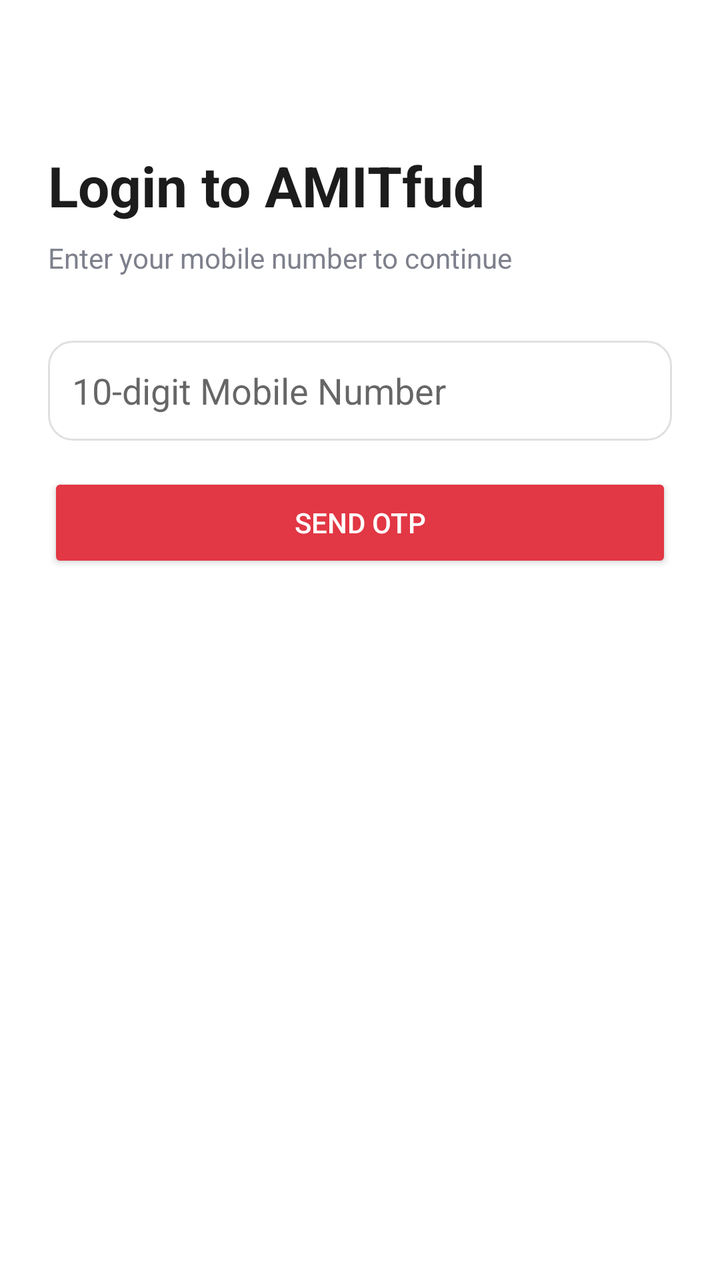
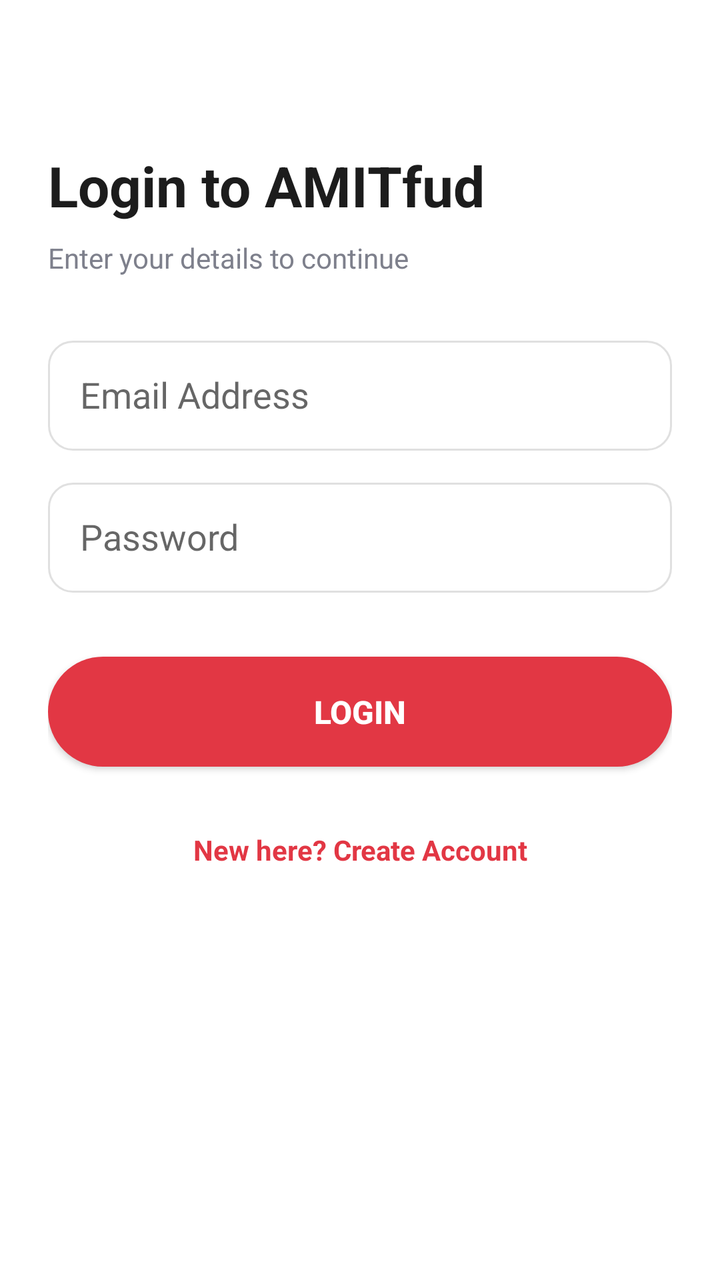

Screens rendered from an Android XML layout before and after an edit, with the pre-edit source and the edit as a unified diff.
<!-- AndroidManifest.xml: application theme Theme.AppCompat.Light.NoActionBar -->
<!-- res/layout/activity_login.xml -->
<?xml version="1.0" encoding="utf-8"?>
<LinearLayout xmlns:android="http://schemas.android.com/apk/res/android"
    android:layout_width="match_parent" android:layout_height="match_parent"
    android:orientation="vertical" android:padding="24dp" android:background="@color/white">

    <TextView android:layout_width="wrap_content" android:layout_height="wrap_content"
        android:text="Login to AMITfud" android:textSize="28sp" android:textStyle="bold"
        android:textColor="@color/text_dark" android:layout_marginTop="50dp"/>

    <TextView android:layout_width="wrap_content" android:layout_height="wrap_content"
        android:text="Enter your mobile number to continue" android:textColor="@color/text_gray"
        android:layout_marginTop="8dp"/>

    <EditText android:id="@+id/etPhone" android:layout_width="match_parent"
        android:layout_height="50dp" android:hint="10-digit Mobile Number"
        android:inputType="phone" android:maxLength="10"
        android:layout_marginTop="32dp" android:background="@drawable/bg_search"
        android:padding="12dp" android:textColor="@color/text_dark"/>

    <Button android:id="@+id/btnGetOtp" android:layout_width="match_parent"
        android:layout_height="50dp" android:text="Send OTP"
        android:backgroundTint="@color/zomato_red" android:textColor="@color/white"
        android:layout_marginTop="16dp"/>

    <LinearLayout android:id="@+id/otpLayout" android:layout_width="match_parent"
        android:layout_height="wrap_content" android:orientation="vertical"
        android:visibility="gone" android:layout_marginTop="16dp">
        
        <EditText android:id="@+id/etOtp" android:layout_width="match_parent"
            android:layout_height="50dp" android:hint="Enter 6-digit OTP"
            android:inputType="number" android:maxLength="6"
            android:background="@drawable/bg_search" android:padding="12dp"/>
            
        <Button android:id="@+id/btnVerifyOtp" android:layout_width="match_parent"
            android:layout_height="50dp" android:text="Verify &amp; Login"
            android:backgroundTint="@color/zomato_red" android:textColor="@color/white"
            android:layout_marginTop="16dp"/>
    </LinearLayout>

    <ProgressBar android:id="@+id/progressBar" android:layout_width="wrap_content"
        android:layout_height="wrap_content" android:layout_gravity="center"
        android:layout_marginTop="20dp" android:visibility="gone"/>
</LinearLayout>
<!-- resources referenced by this layout -->
<resources>
  <color name="text_dark">#1C1C1C</color>
  <color name="text_gray">#7E808C</color>
  <color name="white">#FFFFFF</color>
  <color name="zomato_red">#E23744</color>
  <!-- drawable bg_search (drawable) -->
  <?xml version="1.0" encoding="utf-8"?>
  <shape xmlns:android="http://schemas.android.com/apk/res/android">
      <solid android:color="@color/white"/>
      <corners android:radius="12dp"/>
      <stroke android:width="1dp" android:color="@color/skeleton_bg"/>
  </shape>
  <color name="skeleton_bg">#E0E0E0</color>
</resources>

<!-- the commit's change to res/layout/activity_login.xml (unified diff, before → after) -->
@@ -1,43 +1,62 @@
 <?xml version="1.0" encoding="utf-8"?>
-<LinearLayout xmlns:android="http://schemas.android.com/apk/res/android"
+<ScrollView xmlns:android="http://schemas.android.com/apk/res/android"
     android:layout_width="match_parent" android:layout_height="match_parent"
-    android:orientation="vertical" android:padding="24dp" android:background="@color/white">
+    android:scrollbars="none" android:background="@color/white">
+    
+    <LinearLayout android:layout_width="match_parent" android:layout_height="wrap_content"
+        android:orientation="vertical" android:padding="24dp">
 
-    <TextView android:layout_width="wrap_content" android:layout_height="wrap_content"
-        android:text="Login to AMITfud" android:textSize="28sp" android:textStyle="bold"
-        android:textColor="@color/text_dark" android:layout_marginTop="50dp"/>
+        <TextView android:id="@+id/tvTitle" android:layout_width="wrap_content" android:layout_height="wrap_content"
+            android:text="Login to AMITfud" android:textSize="28sp" android:textStyle="bold"
+            android:textColor="@color/text_dark" android:layout_marginTop="50dp"/>
 
-    <TextView android:layout_width="wrap_content" android:layout_height="wrap_content"
-        android:text="Enter your mobile number to continue" android:textColor="@color/text_gray"
-        android:layout_marginTop="8dp"/>
+        <TextView android:layout_width="wrap_content" android:layout_height="wrap_content"
+            android:text="Enter your details to continue" android:textColor="@color/text_gray"
+            android:layout_marginTop="8dp" android:layout_marginBottom="32dp"/>
 
-    <EditText android:id="@+id/etPhone" android:layout_width="match_parent"
-        android:layout_height="50dp" android:hint="10-digit Mobile Number"
-        android:inputType="phone" android:maxLength="10"
-        android:layout_marginTop="32dp" android:background="@drawable/bg_search"
-        android:padding="12dp" android:textColor="@color/text_dark"/>
+        
+        <EditText android:id="@+id/etEmail" android:layout_width="match_parent"
+            android:layout_height="55dp" android:hint="Email Address"
+            android:inputType="textEmailAddress"
+            android:background="@drawable/bg_search" android:padding="16dp"
+            android:textColor="@color/text_dark" android:layout_marginBottom="16dp"/>
 
-    <Button android:id="@+id/btnGetOtp" android:layout_width="match_parent"
-        android:layout_height="50dp" android:text="Send OTP"
-        android:backgroundTint="@color/zomato_red" android:textColor="@color/white"
-        android:layout_marginTop="16dp"/>
+        
+        <EditText android:id="@+id/etPassword" android:layout_width="match_parent"
+            android:layout_height="55dp" android:hint="Password"
+            android:inputType="textPassword"
+            android:background="@drawable/bg_search" android:padding="16dp"
+            android:textColor="@color/text_dark" android:layout_marginBottom="16dp"/>
 
-    <LinearLayout android:id="@+id/otpLayout" android:layout_width="match_parent"
-        android:layout_height="wrap_content" android:orientation="vertical"
-        android:visibility="gone" android:layout_marginTop="16dp">
         
-        <EditText android:id="@+id/etOtp" android:layout_width="match_parent"
-            android:layout_height="50dp" android:hint="Enter 6-digit OTP"
-            android:inputType="number" android:maxLength="6"
-            android:background="@drawable/bg_search" android:padding="12dp"/>
-            
-        <Button android:id="@+id/btnVerifyOtp" android:layout_width="match_parent"
-            android:layout_height="50dp" android:text="Verify &amp; Login"
-            android:backgroundTint="@color/zomato_red" android:textColor="@color/white"
-            android:layout_marginTop="16dp"/>
+        <EditText android:id="@+id/etConfirmPassword" android:layout_width="match_parent"
+            android:layout_height="55dp" android:hint="Confirm Password"
+            android:inputType="textPassword" android:visibility="gone"
+            android:background="@drawable/bg_search" android:padding="16dp"
+            android:textColor="@color/text_dark" android:layout_marginBottom="16dp"/>
+
+        
+        <Button android:id="@+id/btnAction" android:layout_width="match_parent"
+            android:layout_height="55dp" android:text="LOGIN"
+            android:background="@drawable/bg_pill_red"
+            android:textColor="@color/white" android:textStyle="bold"
+            android:textSize="16sp" android:layout_marginTop="16dp"/>
+
+        
+        <TextView android:id="@+id/tvToggleAuth" android:layout_width="match_parent"
+            android:layout_height="wrap_content" android:text="New here? Create Account"
+            android:textColor="@color/zomato_red" android:textStyle="bold"
+            android:gravity="center" android:padding="16dp" android:layout_marginTop="16dp"/>
+
+        
+        <Button android:id="@+id/btnForgot" android:layout_width="match_parent"
+            android:layout_height="55dp" android:text="FORGOT PASSWORD?"
+            android:background="@drawable/bg_pill_outline"
+            android:textColor="@color/zomato_red" android:textStyle="bold"
+            android:visibility="gone" android:layout_marginTop="8dp"/>
+
+        <ProgressBar android:id="@+id/progressBar" android:layout_width="wrap_content"
+            android:layout_height="wrap_content" android:layout_gravity="center"
+            android:layout_marginTop="20dp" android:visibility="gone"/>
     </LinearLayout>
-
-    <ProgressBar android:id="@+id/progressBar" android:layout_width="wrap_content"
-        android:layout_height="wrap_content" android:layout_gravity="center"
-        android:layout_marginTop="20dp" android:visibility="gone"/>
-</LinearLayout>
+</ScrollView>
<!-- resource entries referenced after the edit -->
@@ -4,6 +4,19 @@
   <color name="text_gray">#7E808C</color>
   <color name="white">#FFFFFF</color>
   <color name="zomato_red">#E23744</color>
+  <!-- drawable bg_pill_outline (drawable) -->
+  <?xml version="1.0" encoding="utf-8"?>
+  <shape xmlns:android="http://schemas.android.com/apk/res/android">
+      <solid android:color="@color/white"/>
+      <corners android:radius="50dp"/>
+      <stroke android:width="2dp" android:color="@color/zomato_red"/>
+  </shape>
+  <!-- drawable bg_pill_red (drawable) -->
+  <?xml version="1.0" encoding="utf-8"?>
+  <shape xmlns:android="http://schemas.android.com/apk/res/android">
+      <solid android:color="@color/zomato_red"/>
+      <corners android:radius="50dp"/>
+  </shape>
   <!-- drawable bg_search (drawable) -->
   <?xml version="1.0" encoding="utf-8"?>
   <shape xmlns:android="http://schemas.android.com/apk/res/android">
